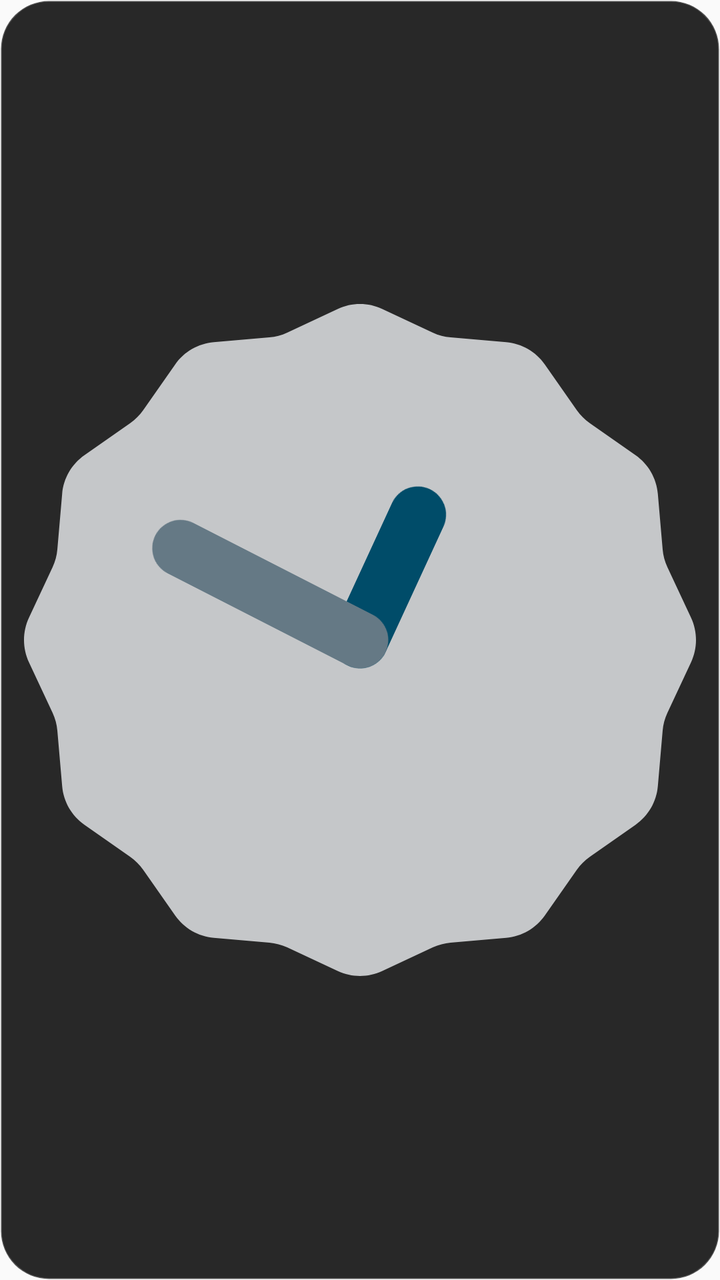
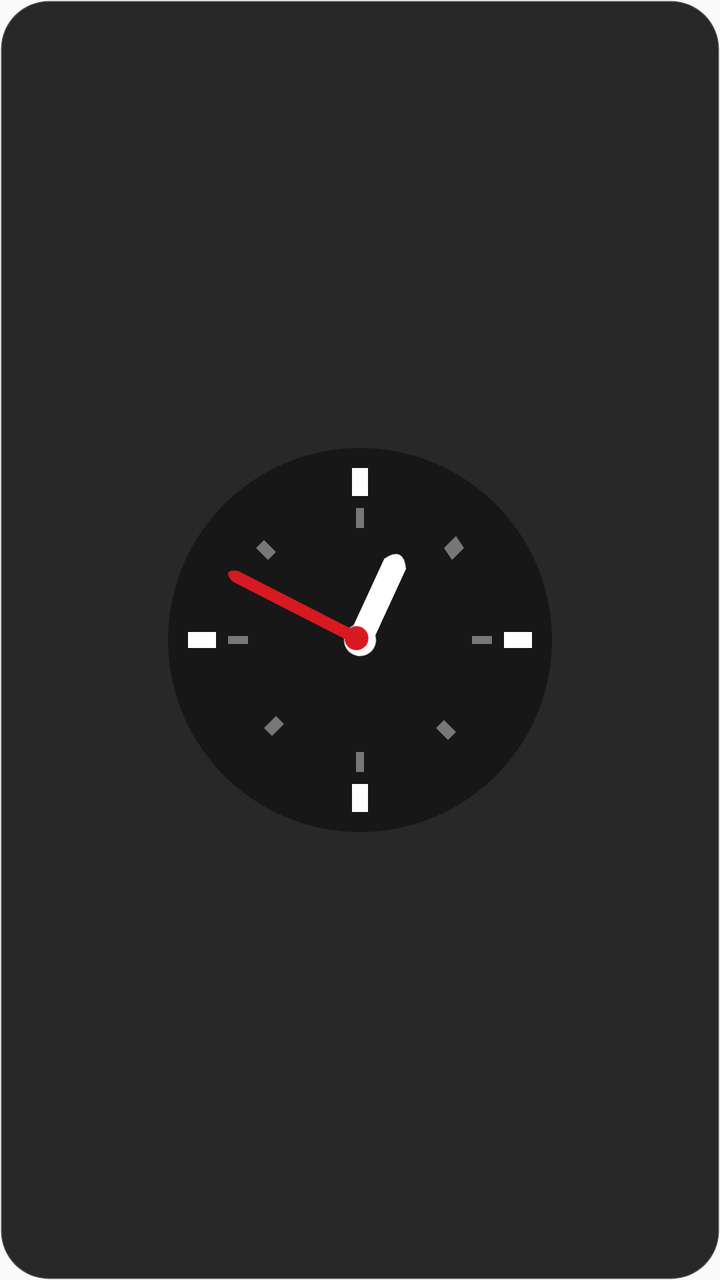

Compare the two renders of this Android layout. The source of the first and the diff that turns it into the second are given below.
<!-- AndroidManifest.xml: application theme android:Theme.Material.Light.NoActionBar -->
<!-- res/layout/widget_nothing_analog_clock.xml -->
<?xml version="1.0" encoding="utf-8"?>
<FrameLayout xmlns:android="http://schemas.android.com/apk/res/android"
    android:layout_width="match_parent"
    android:layout_height="match_parent"
    android:padding="12dp"
    android:background="@drawable/bg_nothing_widget">

    <AnalogClock
        android:id="@+id/widget_analog_clock"
        android:layout_width="match_parent"
        android:layout_height="match_parent"
        android:dial="@android:drawable/clock_dial"
        android:hand_hour="@android:drawable/clock_hand_hour"
        android:hand_minute="@android:drawable/clock_hand_minute" />
</FrameLayout>
<!-- resources referenced by this layout -->
<resources>
  <!-- drawable bg_nothing_widget (drawable) -->
  <?xml version="1.0" encoding="utf-8"?>
  <shape xmlns:android="http://schemas.android.com/apk/res/android" android:shape="rectangle">
      <solid android:color="#E6121212" />
      <corners android:radius="24dp" />
      <stroke android:width="1dp" android:color="#33FFFFFF" />
  </shape>
</resources>

<!-- the commit's change to res/layout/widget_nothing_analog_clock.xml (unified diff, before → after) -->
@@ -9,7 +9,8 @@
         android:id="@+id/widget_analog_clock"
         android:layout_width="match_parent"
         android:layout_height="match_parent"
-        android:dial="@android:drawable/clock_dial"
-        android:hand_hour="@android:drawable/clock_hand_hour"
-        android:hand_minute="@android:drawable/clock_hand_minute" />
+        android:dial="@drawable/nothing_clock_dial"
+        android:hand_hour="@drawable/nothing_clock_hand_hour"
+        android:hand_minute="@drawable/nothing_clock_hand_minute"
+        android:contentDescription="Nothing analog clock" />
 </FrameLayout>
<!-- resource entries referenced after the edit -->
@@ -7,5 +7,36 @@
       <corners android:radius="24dp" />
       <stroke android:width="1dp" android:color="#33FFFFFF" />
   </shape>
+  <!-- drawable nothing_clock_dial (drawable-nodpi) -->
+  <?xml version="1.0" encoding="utf-8"?>
+  <vector xmlns:android="http://schemas.android.com/apk/res/android"
+      android:width="200dp"
+      android:height="200dp"
+      android:viewportWidth="100"
+      android:viewportHeight="100">
+      <path android:fillColor="#FF171717" android:pathData="M50,2 A48,48 0,1 0,50.01 2 Z"/>
+      <path android:fillColor="#FFFFFFFF" android:pathData="M48,7 L52,7 L52,14 L48,14 Z M48,86 L52,86 L52,93 L48,93 Z M7,48 L14,48 L14,52 L7,52 Z M86,48 L93,48 L93,52 L86,52 Z"/>
+      <path android:fillColor="#FF777777" android:pathData="M49,17 L51,17 L51,22 L49,22 Z M49,78 L51,78 L51,83 L49,83 Z M17,49 L22,49 L22,51 L17,51 Z M78,49 L83,49 L83,51 L78,51 Z M26,25 L29,28 L27,30 L24,27 Z M71,70 L74,73 L72,75 L69,72 Z M71,27 L74,24 L76,27 L73,30 Z M26,72 L29,69 L31,71 L28,74 Z"/>
+  </vector>
+  <!-- drawable nothing_clock_hand_hour (drawable-nodpi) -->
+  <?xml version="1.0" encoding="utf-8"?>
+  <vector xmlns:android="http://schemas.android.com/apk/res/android"
+      android:width="200dp"
+      android:height="200dp"
+      android:viewportWidth="100"
+      android:viewportHeight="100">
+      <path android:fillColor="#FFFFFFFF" android:pathData="M47,50 L47,29 Q50,24 53,29 L53,50 Z"/>
+      <path android:fillColor="#FFFFFFFF" android:pathData="M50,46 A4,4 0,1 0,50.01 46 Z"/>
+  </vector>
+  <!-- drawable nothing_clock_hand_minute (drawable-nodpi) -->
+  <?xml version="1.0" encoding="utf-8"?>
+  <vector xmlns:android="http://schemas.android.com/apk/res/android"
+      android:width="200dp"
+      android:height="200dp"
+      android:viewportWidth="100"
+      android:viewportHeight="100">
+      <path android:fillColor="#FFD71921" android:pathData="M48.5,50 L48.5,15 Q50,11 51.5,15 L51.5,50 Z"/>
+      <path android:fillColor="#FFD71921" android:pathData="M50,46 A3,3 0,1 0,50.01 46 Z"/>
+  </vector>
 </resources>
 
